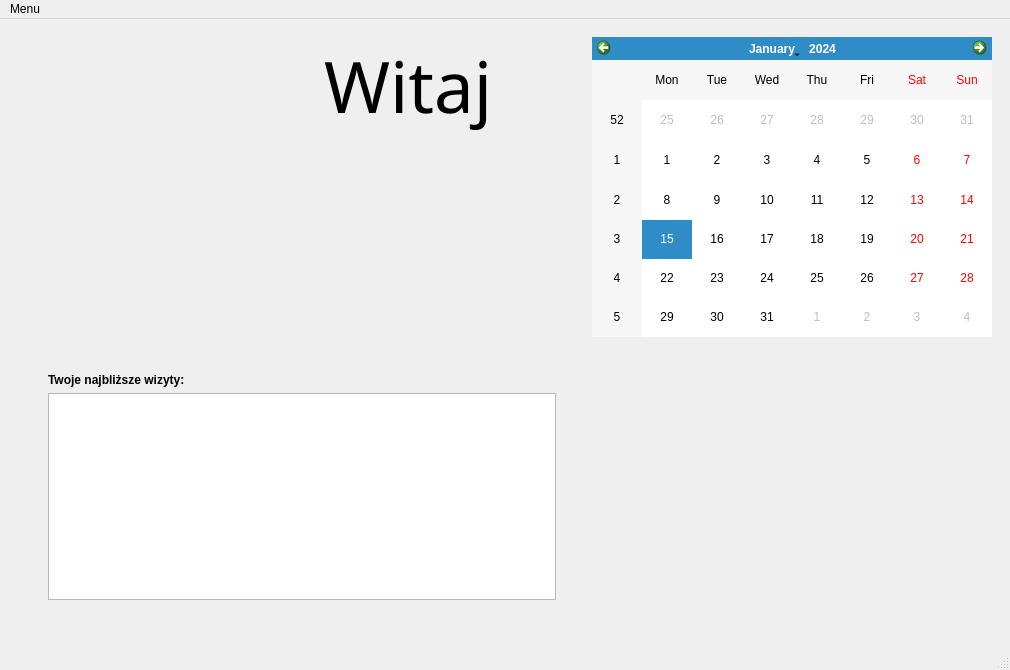
Qt form mainwindow.ui (dash205/Projekt_Fryzjer) before a commit.
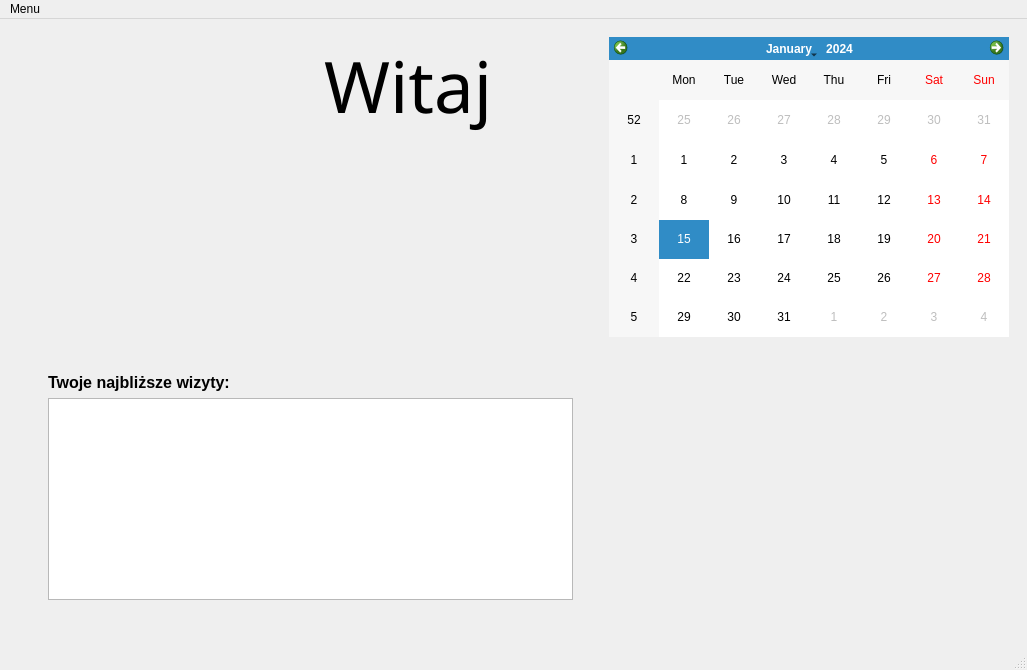
The same form after that commit.

Diff of the .ui file:
```diff
--- a/mainwindow.ui
+++ b/mainwindow.ui
@@ -6,7 +6,7 @@
    <rect>
     <x>0</x>
     <y>0</y>
-    <width>1010</width>
+    <width>1027</width>
     <height>670</height>
    </rect>
   </property>
@@ -116,6 +116,7 @@
            <widget class="QLabel" name="label">
             <property name="font">
              <font>
+              <pointsize>12</pointsize>
               <bold>true</bold>
              </font>
             </property>
@@ -166,7 +167,7 @@
     <rect>
      <x>0</x>
      <y>0</y>
-     <width>1010</width>
+     <width>1027</width>
      <height>30</height>
     </rect>
    </property>
```
